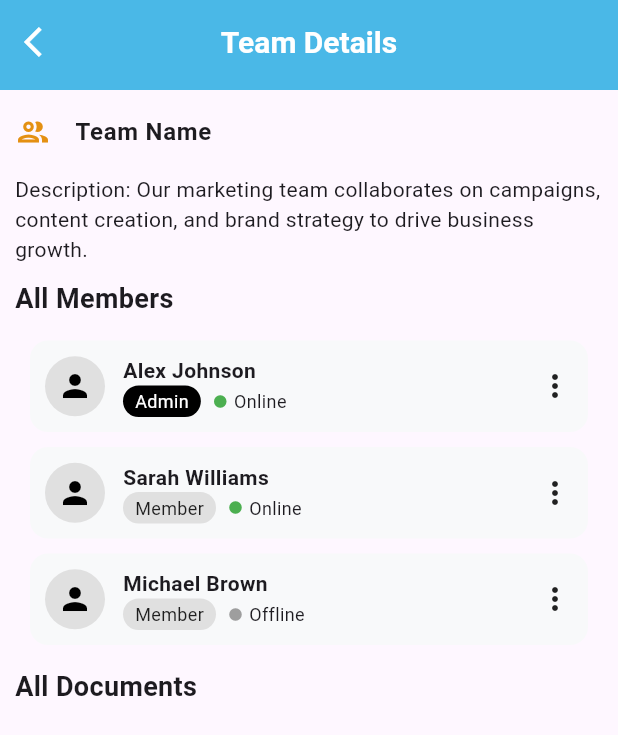
After one commit to raedzayoud/Team_Collaboration, a Flutter app: the Teamdetails screen opened by its route, on a phone screen of 412 x 824 dp. The commit adds this screen. Shown: the top 735 px of the screen. Run offline on Flutter 3.47's test engine with Material 3 defaults, Android fonts, the phone set to English and light mode, and no system bars; our stand-ins replace bloc, dio, flutter_bloc, shared_preferences, speech_to_text; missing offline and left inert: flutter_quill, jitsi_meet_flutter_sdk; accounts and stored records are empty.

Commit message:
finish ui teams details

```diff
--- /dev/null
+++ b/lib/core/class/teammeber.dart
@@ -0,0 +1,11 @@
+class TeamMember {
+  final String name;
+  final bool isOnline;
+  final bool isAdmin;
+
+  TeamMember({
+    required this.name,
+    required this.isOnline,
+    required this.isAdmin,
+  });
+}
--- a/lib/core/utils/router.dart
+++ b/lib/core/utils/router.dart
@@ -9,6 +9,7 @@ import 'package:collab_doc/feature/invitation/presentation/view/responses.dart';
 import 'package:collab_doc/feature/meetings/presentation/view/joinmettings.dart';
 import 'package:collab_doc/feature/settings/presentation/view/edit.dart';
 import 'package:collab_doc/feature/teams/presentation/view/newteam.dart';
+import 'package:collab_doc/feature/teams/presentation/view/teamdetails.dart';
 import 'package:flutter/material.dart';
 
 class AppRouter {
@@ -20,10 +21,11 @@ class AppRouter {
     "newteam": (context) => const Newteam(),
     "members": (context) => const Members(),
     "edit": (context) => const Edit(),
-    "joinmettings":(context) => const Joinmettings(),
-    "request":(context) => const Request(),
-    "pending":(context) => const Pending(),
-    "response":(context) => const Responses(),
+    "joinmettings": (context) => const Joinmettings(),
+    "request": (context) => const Request(),
+    "pending": (context) => const Pending(),
+    "response": (context) => const Responses(),
+    "teamdetails": (context) => Teamdetails(),
     //"addDocument":(context)=>AddDocumentPage(),
   };
 }
--- /dev/null
+++ b/lib/feature/teams/presentation/view/teamdetails.dart
@@ -0,0 +1,70 @@
+import 'package:collab_doc/core/class/teammeber.dart';
+import 'package:collab_doc/feature/teams/presentation/view/widgets/apparteamdetails.dart';
+import 'package:collab_doc/feature/teams/presentation/view/widgets/membertile.dart';
+import 'package:flutter/material.dart';
+
+class Teamdetails extends StatelessWidget {
+  Teamdetails({super.key});
+
+  final List<TeamMember> members = [
+    TeamMember(name: "Alex Johnson", isOnline: true, isAdmin: true),
+    TeamMember(name: "Sarah Williams", isOnline: true, isAdmin: false),
+    TeamMember(name: "Michael Brown", isOnline: false, isAdmin: false),
+  ];
+
+  @override
+  Widget build(BuildContext context) {
+    return Scaffold(
+      appBar: ApparTeamDetails(),
+      body: Container(
+        margin: EdgeInsets.symmetric(horizontal: 10),
+        child: ListView(
+          children: [
+            const ListTile(
+              contentPadding: EdgeInsets.all(0),
+              leading: Icon(
+                Icons.group_outlined,
+                color: Color.fromARGB(255, 228, 144, 18),
+              ),
+              title: Text(
+                'Team Name',
+                style: TextStyle(fontWeight: FontWeight.bold),
+              ),
+            ),
+            const Text(
+              "Description: Our marketing team collaborates on campaigns, content creation, and brand strategy to drive business growth.",
+            ),
+            const SizedBox(height: 10),
+            const Text(
+              "All Members",
+              style: TextStyle(
+                fontSize: 18,
+                fontWeight: FontWeight.bold,
+              ),
+            ),
+            const SizedBox(height: 10),
+            // List of team members
+            ListView.builder(
+              shrinkWrap: true,
+              physics: const NeverScrollableScrollPhysics(),
+              itemCount: members.length,
+              itemBuilder: (context, index) {
+                return memberTile(members[index]);
+              },
+            ),
+            SizedBox(
+              height: 10,
+            ),
+            const Text(
+              "All Documents",
+              style: TextStyle(
+                fontSize: 18,
+                fontWeight: FontWeight.bold,
+              ),
+            ),
+          ],
+        ),
+      ),
+    );
+  }
+}
--- /dev/null
+++ b/lib/feature/teams/presentation/view/widgets/apparteamdetails.dart
@@ -0,0 +1,31 @@
+
+import 'package:collab_doc/constant.dart';
+import 'package:flutter/material.dart';
+
+class ApparTeamDetails extends StatelessWidget implements PreferredSizeWidget {
+  const ApparTeamDetails({super.key});
+
+  @override
+  Widget build(BuildContext context) {
+    return AppBar(
+      backgroundColor: KPrimayColor,
+      centerTitle: true,
+      leading: const Icon(
+        Icons.arrow_back_ios,
+        color: Colors.white,
+      ),
+      title: const Text(
+        'Team Details',
+        style: TextStyle(
+          fontSize: 20,
+          fontWeight: FontWeight.bold,
+          color: Colors.white,
+        ),
+      ),
+    );
+  }
+
+  @override
+  // TODO: implement preferredSize
+  Size get preferredSize => Size(80, 60);
+}
--- /dev/null
+++ b/lib/feature/teams/presentation/view/widgets/membertile.dart
@@ -0,0 +1,68 @@
+import 'package:collab_doc/core/class/teammeber.dart';
+import 'package:flutter/material.dart';
+
+Widget memberTile(TeamMember member) {
+    return Container(
+      margin: const EdgeInsets.symmetric(horizontal: 10, vertical: 5),
+      padding: const EdgeInsets.all(10),
+      decoration: BoxDecoration(
+        color: const Color(0xFFF8F9FA),
+        borderRadius: BorderRadius.circular(12),
+      ),
+      child: Row(
+        children: [
+          CircleAvatar(
+            backgroundColor: Colors.grey.shade300,
+            child: Icon(Icons.person, color: Colors.black),
+          ),
+          const SizedBox(width: 12),
+          Expanded(
+            child: Column(
+              crossAxisAlignment: CrossAxisAlignment.start,
+              children: [
+                Text(member.name,
+                    style: const TextStyle(fontWeight: FontWeight.bold)),
+                Row(
+                  children: [
+                    Container(
+                      padding: const EdgeInsets.symmetric(
+                          horizontal: 8, vertical: 2),
+                      decoration: BoxDecoration(
+                        color: member.isAdmin
+                            ? Colors.black
+                            : Colors.grey.shade300,
+                        borderRadius: BorderRadius.circular(12),
+                      ),
+                      child: Text(
+                        member.isAdmin ? 'Admin' : 'Member',
+                        style: TextStyle(
+                          color: member.isAdmin ? Colors.white : Colors.black87,
+                          fontSize: 12,
+                        ),
+                      ),
+                    ),
+                    const SizedBox(width: 8),
+                    Row(
+                      children: [
+                        Icon(
+                          Icons.circle,
+                          size: 10,
+                          color: member.isOnline ? Colors.green : Colors.grey,
+                        ),
+                        const SizedBox(width: 4),
+                        Text(
+                          member.isOnline ? 'Online' : 'Offline',
+                          style: const TextStyle(fontSize: 12),
+                        )
+                      ],
+                    ),
+                  ],
+                ),
+              ],
+            ),
+          ),
+          const Icon(Icons.more_vert),
+        ],
+      ),
+    );
+  }
--- a/lib/feature/teams/presentation/view/widgets/myteams.dart
+++ b/lib/feature/teams/presentation/view/widgets/myteams.dart
@@ -1,4 +1,3 @@
-
 import 'package:collab_doc/feature/teams/presentation/view/widgets/buildteamrow.dart';
 import 'package:flutter/material.dart';
 
@@ -11,8 +10,11 @@ class MyTeams extends StatelessWidget {
       padding: EdgeInsets.all(16.0),
       child: ListView(
         children: [
-          Buildteamrow(
-              teamName: "Team 1", members: "8 members", role: "Member"),
+          InkWell(
+            onTap: () => Navigator.pushNamed(context, 'teamdetails'),
+            child: Buildteamrow(
+                teamName: "Team 1", members: "8 members", role: "Member"),
+          ),
           Divider(),
           Buildteamrow(teamName: "Team 2", members: "8 members", role: "Admin"),
           Divider(),
```
